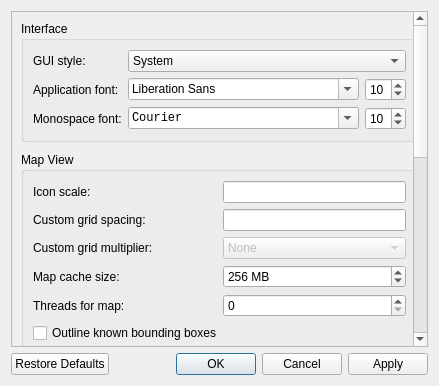
Old version of the form src/configdialog.ui in the repository DUzzL/Seed-Atlas.
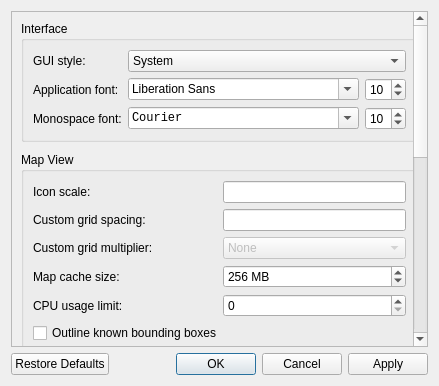
New version of the form. Icons and pictures are not drawn. Custom widgets are drawn as their Qt base class.

The edit to the form file:
```diff
--- a/src/configdialog.ui
+++ b/src/configdialog.ui
@@ -396,7 +396,7 @@
           <item row="5" column="0" colspan="2">
            <widget class="QLabel" name="label_9">
             <property name="text">
-             <string>Threads for map:</string>
+             <string>CPU usage limit:</string>
             </property>
            </widget>
           </item>
```
